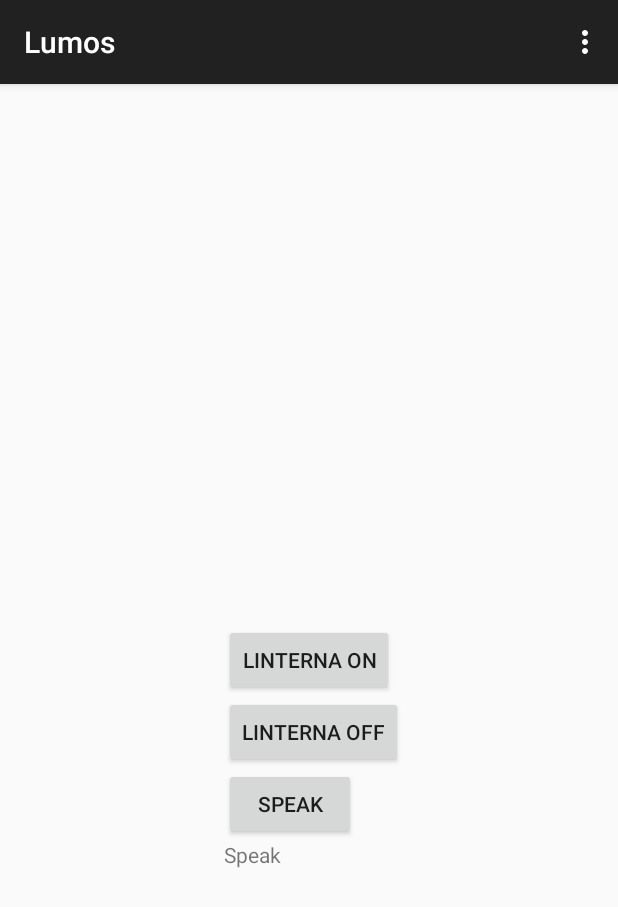
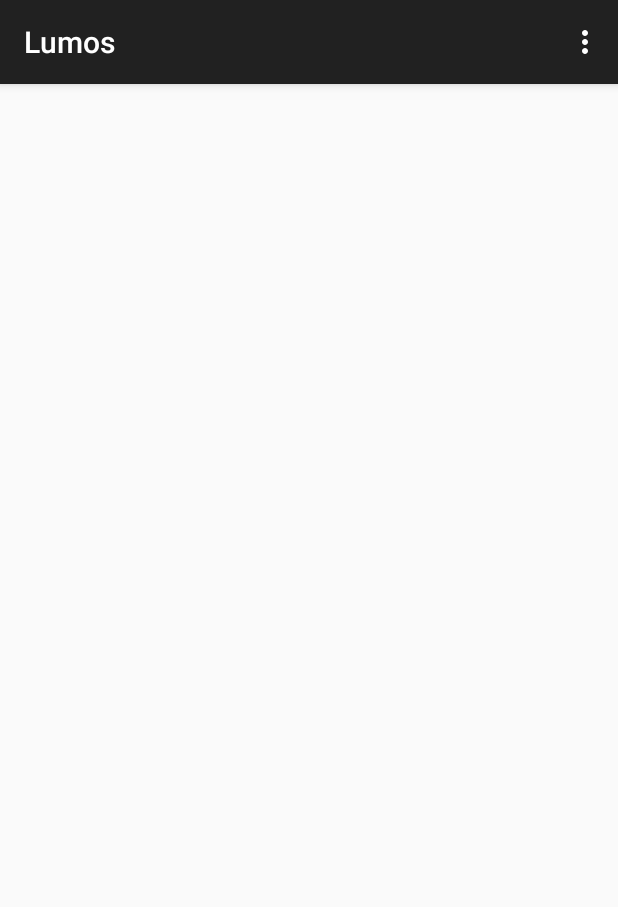
Before and after one commit to daao87/lumos, an Android app: the screen it shows after launch (MainActivity), on a phone screen of 412 x 824 dp. Shown: the top 907 px of the screen. Run offline under Robolectric (Android 15) with nearby library versions, the phone set to English and light mode, and no system bars.

Commit message:
remove user interface and log outputs

```diff
--- a/app/src/main/res/layout/activity_main.xml
+++ b/app/src/main/res/layout/activity_main.xml
@@ -5,42 +5,4 @@
     android:paddingTop="@dimen/activity_vertical_margin"
     android:paddingBottom="@dimen/activity_vertical_margin" tools:context=".MainActivity">
 
-
-    <Button
-        android:layout_width="wrap_content"
-        android:layout_height="wrap_content"
-        android:text="Linterna On"
-        android:id="@+id/linterna_on"
-        android:layout_centerVertical="true"
-        android:layout_centerHorizontal="true"
-        android:onClick="turnOnFlash"/>
-
-    <Button
-        android:layout_width="wrap_content"
-        android:layout_height="wrap_content"
-        android:text="Linterna Off"
-        android:id="@+id/linterna_off"
-        android:layout_below="@+id/linterna_on"
-        android:layout_alignLeft="@+id/linterna_on"
-        android:layout_alignStart="@+id/linterna_on"
-        android:onClick="turnOffFlash"/>
-
-    <Button
-        android:layout_width="wrap_content"
-        android:layout_height="wrap_content"
-        android:text="Speak"
-        android:id="@+id/btn_speak"
-        android:layout_below="@+id/linterna_off"
-        android:layout_alignLeft="@+id/linterna_on"
-        android:layout_alignStart="@+id/linterna_off"/>
-
-    <TextView
-        android:layout_width="wrap_content"
-        android:layout_height="wrap_content"
-        android:text="Speak"
-        android:id="@+id/textView1"
-        android:layout_below="@+id/btn_speak"
-        android:layout_alignLeft="@+id/btn_speak"
-        android:layout_alignStart="@+id/btn_speak" />
-
 </RelativeLayout>
```
Also changed, not shown: app/src/main/java/com/h4ackademy/hp/lumos/MainActivity.java (+5 -36 lines).
